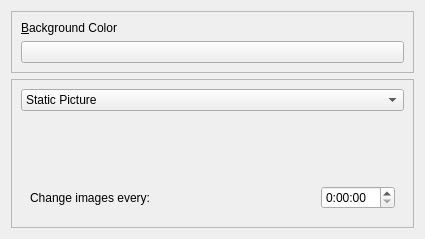
Above: plasma/containments/desktop/config.ui from mgottschlag/kwin-tiling before the change. Below: the same form after it.
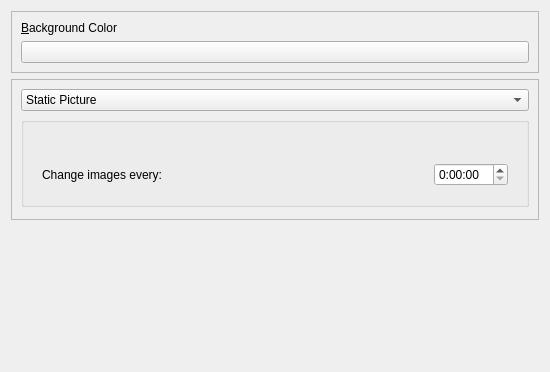
That is the form after the change. The open tabs and pages were chosen to show the change. Custom widgets are drawn as their Qt base class.

Commit message: * better dialog layout * don't leak the dialog * show a preview of the image in the image requester * we have a very nice window icon, why not show it? :) * set a dialog caption; when we will not be in string freeze, we could set a better one

The edit to the form file:
```diff
--- a/plasma/containments/desktop/config.ui
+++ b/plasma/containments/desktop/config.ui
@@ -5,16 +5,10 @@
    <rect>
     <x>0</x>
     <y>0</y>
-    <width>425</width>
-    <height>239</height>
+    <width>550</width>
+    <height>372</height>
    </rect>
   </property>
-  <property name="windowTitle" >
-   <string>Desktop Settings</string>
-  </property>
-  <property name="styleSheet" >
-   <string/>
-  </property>
   <layout class="QVBoxLayout" >
    <item>
     <widget class="QFrame" name="colorFrame" >
@@ -64,8 +58,20 @@
      <property name="frameShadow" >
       <enum>QFrame::Raised</enum>
      </property>
-     <layout class="QGridLayout" >
-      <item row="0" column="0" >
+     <layout class="QVBoxLayout" >
+      <property name="leftMargin" >
+       <number>9</number>
+      </property>
+      <property name="topMargin" >
+       <number>9</number>
+      </property>
+      <property name="rightMargin" >
+       <number>9</number>
+      </property>
+      <property name="bottomMargin" >
+       <number>9</number>
+      </property>
+      <item>
        <widget class="QComboBox" name="pictureComboBox" >
         <item>
          <property name="text" >
@@ -79,7 +85,10 @@
         </item>
        </widget>
       </item>
-      <item row="1" column="0" >
+      <item>
+       <widget class="QGroupBox" name="groupBox" >
+        <layout class="QVBoxLayout" >
+         <item>
        <widget class="QStackedWidget" name="stackedWidget" >
         <property name="minimumSize" >
          <size>
@@ -105,8 +114,8 @@
          </layout>
         </widget>
         <widget class="QWidget" name="page_3" >
-         <layout class="QGridLayout" >
-          <item row="0" column="0" >
+            <layout class="QVBoxLayout" >
+             <item>
            <layout class="QVBoxLayout" >
             <item>
              <widget class="KUrlRequester" name="slideShowRequester" >
@@ -177,12 +186,67 @@
             </item>
            </layout>
           </item>
+             <item>
+              <spacer>
+               <property name="orientation" >
+                <enum>Qt::Vertical</enum>
+               </property>
+               <property name="sizeHint" >
+                <size>
+                 <width>20</width>
+                 <height>0</height>
+                </size>
+               </property>
+              </spacer>
+             </item>
          </layout>
         </widget>
        </widget>
       </item>
-     </layout>
-    </widget>
+         <item>
+          <spacer>
+           <property name="orientation" >
+            <enum>Qt::Vertical</enum>
+           </property>
+           <property name="sizeHint" >
+            <size>
+             <width>20</width>
+             <height>0</height>
+            </size>
+           </property>
+          </spacer>
+         </item>
+        </layout>
+       </widget>
+      </item>
+      <item>
+       <spacer>
+        <property name="orientation" >
+         <enum>Qt::Vertical</enum>
+        </property>
+        <property name="sizeHint" >
+         <size>
+          <width>20</width>
+          <height>0</height>
+         </size>
+        </property>
+       </spacer>
+      </item>
+     </layout>
+    </widget>
+   </item>
+   <item>
+    <spacer>
+     <property name="orientation" >
+      <enum>Qt::Vertical</enum>
+     </property>
+     <property name="sizeHint" >
+      <size>
+       <width>20</width>
+       <height>0</height>
+      </size>
+     </property>
+    </spacer>
    </item>
   </layout>
  </widget>
```
Left out of the diff: 23 changed lines with no effect on the pictures. Lines whose indentation alone changed are shown as unchanged. The commit also changes 1 other file.
